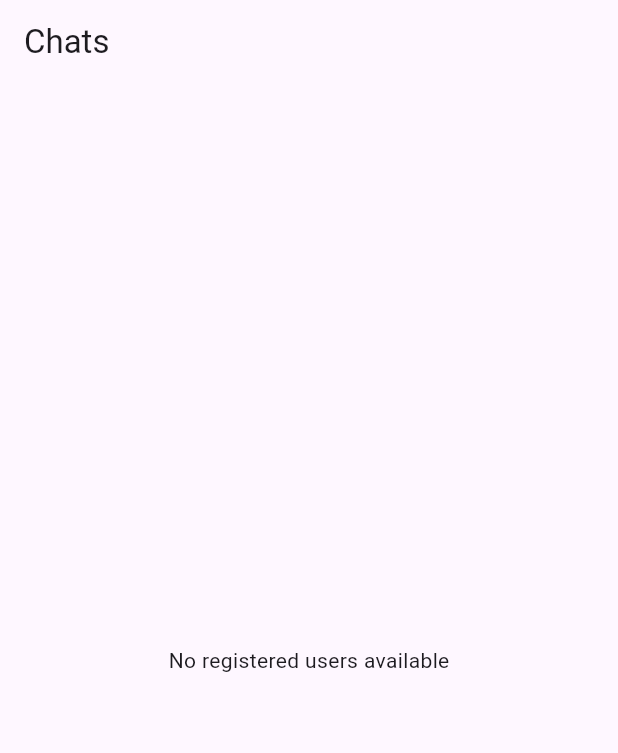
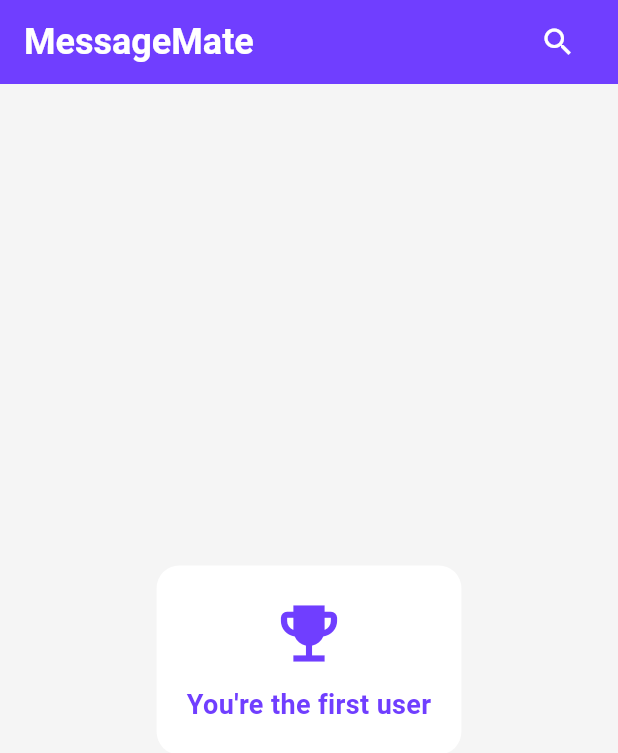
Before and after one commit to dinithmaleesha/flutter-chat-app, a Flutter app: the screen it shows after launch, on a phone screen of 412 x 824 dp. Shown: the top 753 px of the screen. Run offline on Flutter 3.47's test engine with Material 3 defaults, Android fonts, the light colour scheme and no system bars; our stand-ins replace bloc, cloud_firestore, device_info_plus, equatable, firebase_auth, firebase_core and 4 more; accounts and stored records are empty.

Commit message:
update home_screen UI

```diff
--- a/lib/features/home_screen/views/home_screen.dart
+++ b/lib/features/home_screen/views/home_screen.dart
@@ -1,17 +1,27 @@
 import 'package:chat_app/core/chat_user_bloc/chat_user_bloc.dart';
 import 'package:chat_app/core/user_bloc/user_bloc.dart';
+import 'package:chat_app/features/home_screen/widgets/app_bar.dart';
 import 'package:chat_app/features/home_screen/widgets/chat_user_card.dart';
+import 'package:chat_app/features/home_screen/widgets/no_user_available.dart';
+import 'package:chat_app/screen_distributor.dart';
+import 'package:chat_app/shared_components/theme/color_pallet.dart';
+import 'package:chat_app/shared_components/util/constants.dart';
 import 'package:chat_app/shared_components/util/enums.dart';
+import 'package:firebase_auth/firebase_auth.dart';
 import 'package:flutter/material.dart';
 import 'package:flutter_bloc/flutter_bloc.dart';
 
 class HomePage extends StatelessWidget {
   @override
   Widget build(BuildContext context) {
-    return Scaffold(
+    return PageBase(
+      child: Scaffold(
         appBar: AppBar(
-        title: Text('Chats'),
-      ),
+            backgroundColor: ColorPallet.mainColor,
+            title: Center(
+              child: CustomAppBar(title: Constants.appName),
+            )),
+        backgroundColor: ColorPallet.backgroundColor,
         body: BlocBuilder<UserBloc, UserState>(
           builder: (context, userState) {
             if (userState.userDataFetchStatus == DataFetchStatus.done &&
@@ -21,23 +31,22 @@ class HomePage extends StatelessWidget {
               return BlocBuilder<ChatUserBloc, ChatUserState>(
                 builder: (context, chatUserState) {
                   if (chatUserState.dataFetchStatus != DataFetchStatus.done) {
-                  return Center(child: CircularProgressIndicator());
-                } else if (chatUserState.dataFetchStatus == DataFetchStatus.done) {
+                    return Center(child: NoUserAvailable());
+                  } else if (chatUserState.dataFetchStatus ==
+                      DataFetchStatus.done) {
                     final users = chatUserState.appUsers;
-
+                    // final users = usersList;
                     if (users.isEmpty) {
-                    return Center(child: Text('No registered users available'));
+                      return Center(
+                          child: NoUserAvailable(
+                        text: "You're the first user",
+                        icon: Icons.emoji_events,
+                      ));
                     }
-
                     return ListView.builder(
                       itemCount: users.length,
                       itemBuilder: (context, index) {
                         final user = users[index];
-
-
-                      // if (user.deviceId == currentUser.deviceId) {
-                      //   return SizedBox.shrink(); // Skip the current user
-                      // }
 
                         return ChatUserCard(
                           name: user.name,
@@ -46,20 +55,60 @@ class HomePage extends StatelessWidget {
                         );
                       },
                     );
-                } else if (chatUserState.dataFetchStatus == DataFetchStatus.corrupted) {
-                  return Center(child: Text('Failed to load users'));
+                  } else if (chatUserState.dataFetchStatus ==
+                      DataFetchStatus.corrupted) {
+                    return Center(
+                        child: NoUserAvailable(
+                      text: 'Failed to load friends',
+                    ));
                   } else {
-                  return Center(child: Text('No data available'));
+                    return Center(
+                        child: NoUserAvailable(
+                      text: 'No friends found',
+                    ));
                   }
                 },
               );
-          } else if (userState.userDataFetchStatus == DataFetchStatus.corrupted) {
-            return Center(child: Text('Failed to load user data'));
+            } else if (userState.userDataFetchStatus ==
+                DataFetchStatus.corrupted) {
+              return Center(
+                  child: NoUserAvailable(
+                text: 'Failed to load friends data',
+              ));
             } else {
               return Center(child: CircularProgressIndicator());
             }
           },
         ),
+      ),
     );
   }
+
+  List<User> usersList = [
+    User(name: 'Alice', deviceId: 'device123', currentUserId: 'currentUser1'),
+    User(name: 'Bob', deviceId: 'device456', currentUserId: 'currentUser2'),
+    User(name: 'Charlie', deviceId: 'device789', currentUserId: 'currentUser3'),
+    User(name: 'Charlie', deviceId: 'device789', currentUserId: 'currentUser3'),
+    User(name: 'Charlie', deviceId: 'device789', currentUserId: 'currentUser3'),
+    User(name: 'Charlie', deviceId: 'device789', currentUserId: 'currentUser3'),
+    User(name: 'Charlie', deviceId: 'device789', currentUserId: 'currentUser3'),
+    User(name: 'Charlie', deviceId: 'device789', currentUserId: 'currentUser3'),
+    User(name: 'Charlie', deviceId: 'device789', currentUserId: 'currentUser3'),
+    User(name: 'Charlie', deviceId: 'device789', currentUserId: 'currentUser3'),
+    User(name: 'Charlie', deviceId: 'device789', currentUserId: 'currentUser3'),
+    User(name: 'Charlie', deviceId: 'device789', currentUserId: 'currentUser3'),
+    User(name: 'Charlie', deviceId: 'device789', currentUserId: 'currentUser3'),
+    User(name: 'Charlie', deviceId: 'device789', currentUserId: 'currentUser3'),
+  ];
 }
+
+class User {
+  final String name;
+  final String deviceId;
+  final String currentUserId;
+
+  User(
+      {required this.name,
+      required this.deviceId,
+      required this.currentUserId});
+}
--- /dev/null
+++ b/lib/features/home_screen/widgets/app_bar.dart
@@ -0,0 +1,33 @@
+import 'package:chat_app/shared_components/theme/color_pallet.dart';
+import 'package:flutter/material.dart';
+
+class CustomAppBar extends StatelessWidget {
+  final String title;
+  final VoidCallback? onMorePressed;
+
+  CustomAppBar({
+    required this.title,
+    this.onMorePressed,
+  });
+
+  @override
+  Widget build(BuildContext context) {
+    return Row(
+      mainAxisAlignment: MainAxisAlignment.spaceBetween,
+      children: [
+        Text(
+          title,
+          style: const TextStyle(
+            color: ColorPallet.white,
+            fontSize: 24,
+            fontWeight: FontWeight.bold,
+          ),
+        ),
+        IconButton(
+          icon: const Icon(Icons.search, color: ColorPallet.white,),
+          onPressed: onMorePressed,
+        ),
+      ],
+    );
+  }
+}
--- a/lib/features/home_screen/widgets/chat_user_card.dart
+++ b/lib/features/home_screen/widgets/chat_user_card.dart
@@ -1,10 +1,13 @@
+import 'package:chat_app/features/register_screen/views/custom_button.dart';
+import 'package:chat_app/shared_components/theme/color_pallet.dart';
 import 'package:flutter/material.dart';
 import 'package:chat_app/features/chat_screen/views/chat_screen.dart';
+import 'package:flutter_screenutil/flutter_screenutil.dart';
 
 class ChatUserCard extends StatelessWidget {
   final String name;
   final String deviceId;
-  final String currentUserId; // The ID of the current user (sender)
+  final String currentUserId;
 
   const ChatUserCard({
     Key? key,
@@ -15,41 +18,56 @@ class ChatUserCard extends StatelessWidget {
 
   @override
   Widget build(BuildContext context) {
-    return Card(
-      elevation: 3,
-      margin: const EdgeInsets.symmetric(horizontal: 16, vertical: 8),
-      shape: RoundedRectangleBorder(borderRadius: BorderRadius.circular(10)),
-      child: ListTile(
-        leading: CircleAvatar(
-          backgroundColor: Colors.blueAccent,
-          child: Icon(Icons.person, color: Colors.white),
-        ),
-        title: Text(
-          name,
-          style: TextStyle(
-            fontSize: 18,
-            fontWeight: FontWeight.bold,
-          ),
-        ),
-        subtitle: Text(
-          deviceId,
-          style: TextStyle(
-            color: Colors.grey,
-          ),
-        ),
-        trailing: Icon(Icons.chat_bubble_outline, color: Colors.blueAccent),
+    return GestureDetector(
       onTap: () {
-          // Navigate to ChatScreen with senderId and receiverId
         Navigator.push(
           context,
           MaterialPageRoute(
             builder: (context) => ChatScreen(
               senderId: currentUserId,
-                receiverId: deviceId, // Pass the selected user's deviceId
+              receiverId: deviceId,
             ),
           ),
         );
       },
+      child: Padding(
+        padding: const EdgeInsets.only(left: 10, right: 10, top: 10),
+        child: Card(
+          shape: RoundedRectangleBorder(
+            borderRadius: BorderRadius.circular(15.r)
+          ),
+          color: ColorPallet.white,
+          child: Padding(
+            padding: const EdgeInsets.only(left: 10, right: 20, top: 10, bottom: 10),
+            child: Row(
+              mainAxisAlignment: MainAxisAlignment.start,
+              children: [
+                Container(
+                  child: CircleAvatar(
+                    backgroundColor: ColorPallet.white,
+                    child: Icon(Icons.person, color: ColorPallet.mainColor, size: 36,),
+                  ),
+                ),
+                SizedBox(width: 15.w,),
+                Text(
+                  name,
+                  style: TextStyle(
+                    fontSize: 18
+                  ),
+                ),
+                Spacer(),
+                Container(
+                  width: 10,
+                  height: 10,
+                  decoration: BoxDecoration(
+                    shape: BoxShape.circle,
+                    color: Colors.red,
+                  ),
+                )
+              ],
+            ),
+          ),
+        ),
       ),
     );
   }
--- /dev/null
+++ b/lib/features/home_screen/widgets/no_user_available.dart
@@ -0,0 +1,45 @@
+import 'package:chat_app/shared_components/theme/color_pallet.dart';
+import 'package:flutter/material.dart';
+
+class NoUserAvailable extends StatelessWidget {
+  final String text;
+  final IconData icon;
+
+  const NoUserAvailable({
+    super.key,
+    this.text = 'No User Available',
+    this.icon = Icons.person_off,
+  });
+
+  @override
+  Widget build(BuildContext context) {
+    return Center(
+      child: Container(
+        padding: const EdgeInsets.all(20.0),
+        decoration: BoxDecoration(
+          color: ColorPallet.white,
+          borderRadius: BorderRadius.circular(15.0),
+        ),
+        child: Column(
+          mainAxisSize: MainAxisSize.min,
+          children: [
+            Icon(
+              icon,
+              size: 50.0,
+              color: ColorPallet.mainColor,
+            ),
+            const SizedBox(height: 10.0),
+            Text(
+              text,
+              style: const TextStyle(
+                fontSize: 18.0,
+                color: ColorPallet.mainColor,
+                fontWeight: FontWeight.bold,
+              ),
+            ),
+          ],
+        ),
+      ),
+    );
+  }
+}
```
Lines whose indentation alone changed are shown as unchanged.
